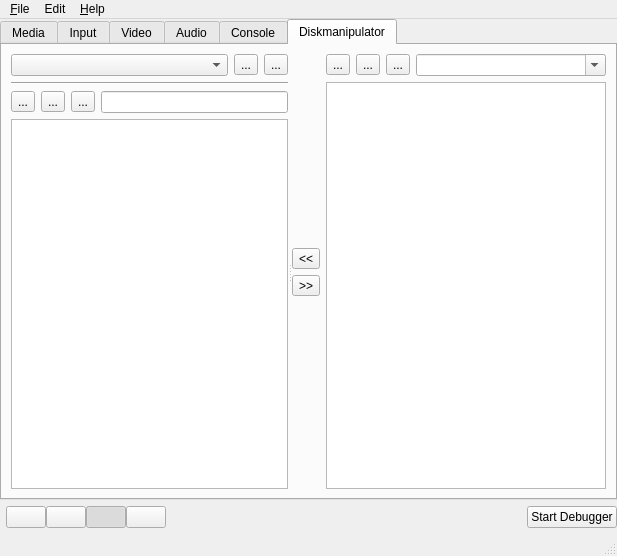
Before: the Qt Designer form main.ui in openMSX/catapult, drawn with Qt 5.
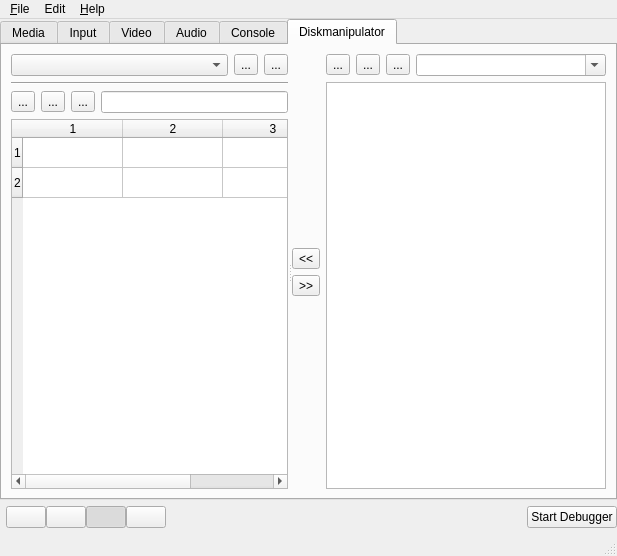
After: the same form once the commit is applied. The open tabs and pages were chosen to show the change. Icons and pictures are not drawn.

Commit message: First code to see a directory listening in the diskmanipulator tab. Only one media update event listener is supported atm so no correct code for that yet. Browsing for a 'virtual_disk' image gives problems with the mediamanager and the QTableWidget behaves different then the C++ code from which I started...

```diff
--- a/main.ui
+++ b/main.ui
@@ -1411,7 +1411,22 @@
              </layout>
             </item>
             <item>
-             <widget class="QTableWidget" name="tableWidget" />
+             <widget class="QTableWidget" name="msxDirTable" >
+              <property name="sortingEnabled" >
+               <bool>true</bool>
+              </property>
+              <property name="rowCount" >
+               <number>2</number>
+              </property>
+              <property name="columnCount" >
+               <number>3</number>
+              </property>
+              <row/>
+              <row/>
+              <column/>
+              <column/>
+              <column/>
+             </widget>
             </item>
            </layout>
           </widget>
```
Left out of the diff: 4 changed lines with no effect on the pictures. The commit also changes 2 other files.
